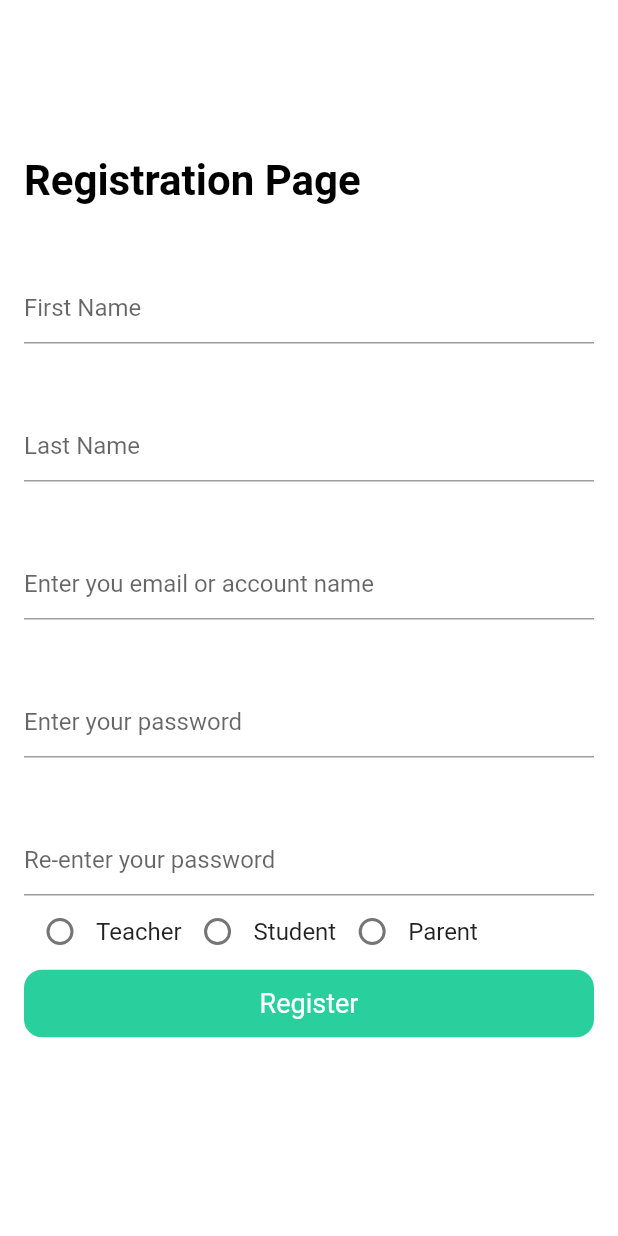
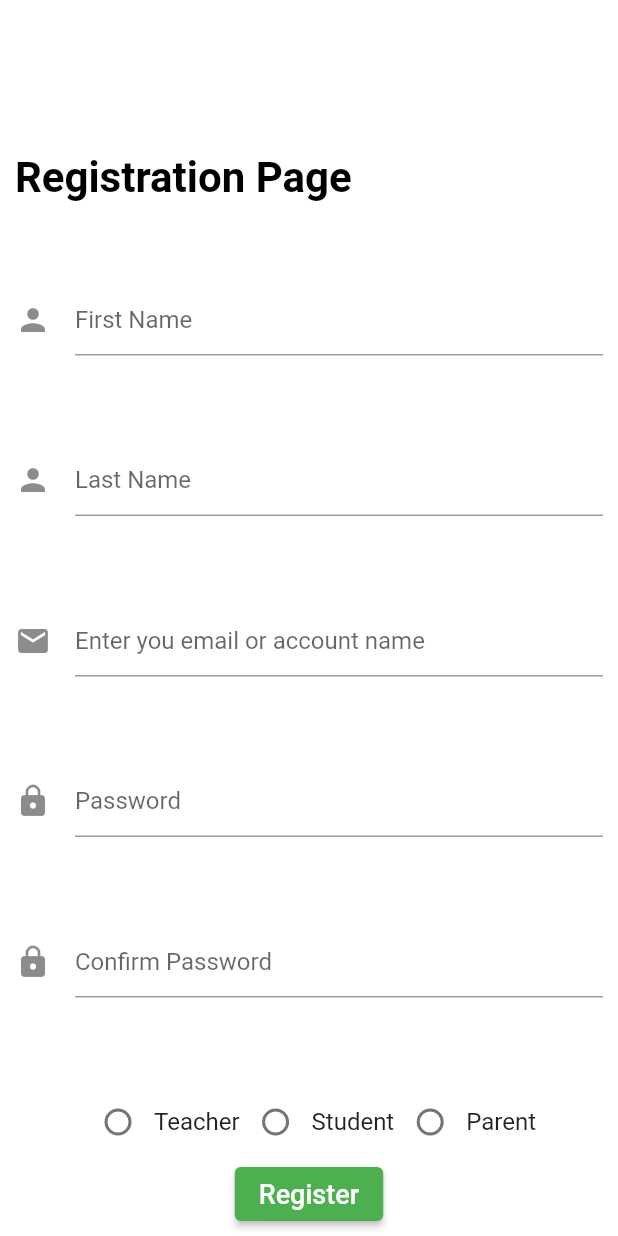
Before and after one commit to n1ghtbyte/Assessments-App, a Flutter app: the RegisterScreen screen opened directly, on a phone screen of 412 x 824 dp. Run offline on Flutter 3.47's test engine with Material 2 defaults, Android fonts, the phone set to English and light mode, and no system bars; our stand-ins replace cloud_firestore, firebase_auth, firebase_core, fl_chart, flutter_speed_dial, loader_overlay; accounts and stored records are empty.

Commit message:
Added decoration and password visibility

```diff
--- a/lib/pages/RegisterScreen.dart
+++ b/lib/pages/RegisterScreen.dart
@@ -21,6 +21,7 @@ class _RegisterScreenState extends State<RegisterScreen> {
   TextEditingController _passwordController2 = TextEditingController();
 
   CollectionReference users = FirebaseFirestore.instance.collection('users');
+  final GlobalKey<FormState> _formKey = GlobalKey<FormState>();
 
   // String? get _errorText {
   //   // at any time, we can get the text from _controller.value.text
@@ -35,6 +36,7 @@ class _RegisterScreenState extends State<RegisterScreen> {
   //   }
   //   // return null if the text is valid
   //   return null;
+
   // }
   @override
   void dispose() {
@@ -84,12 +86,15 @@ class _RegisterScreenState extends State<RegisterScreen> {
   //   return user;
   // }
 
+  // ^.*(?=.{6,})(?=.*[a-zA-Z])(?=.*\d)(?=.*[!&$%&? "]).*$
+
   @override
   Widget build(BuildContext context) {
     return Scaffold(
-      body: Padding(
-        padding: const EdgeInsets.all(16.0),
+      body: Center(
         child: SingleChildScrollView(
+          child: Form(
+            key: _formKey,
             child: Column(
               mainAxisAlignment: MainAxisAlignment.center,
               crossAxisAlignment: CrossAxisAlignment.start,
@@ -100,35 +105,50 @@ class _RegisterScreenState extends State<RegisterScreen> {
                 SizedBox(
                   height: 44.0,
                 ),
-              Text(
+                Padding(
+                  padding: EdgeInsets.all(10),
+                  child: Text(
                     "Registration Page",
+                    textAlign: TextAlign.center,
                     style: TextStyle(
                         color: Colors.black,
                         fontSize: 28.0,
                         fontWeight: FontWeight.bold),
                   ),
+                ),
                 SizedBox(
                   height: 44.0,
                 ),
-              TextField(
+                Padding(
+                  padding:
+                      const EdgeInsets.only(bottom: 15, left: 10, right: 10),
+                  child: TextFormField(
                     controller: _firstName,
                     decoration: InputDecoration(
-                  hintText: "First Name",
+                        hintText: "First Name", icon: Icon(Icons.person)),
                   ),
                 ),
                 SizedBox(
                   height: 44.0,
                 ),
-              TextField(
+                Padding(
+                  padding:
+                      const EdgeInsets.only(bottom: 15, left: 10, right: 10),
+                  child: TextFormField(
                     controller: _lastName,
                     decoration: InputDecoration(
                       hintText: "Last Name",
+                      icon: Icon(Icons.person),
+                    ),
                   ),
                 ),
                 SizedBox(
                   height: 44.0,
                 ),
-              TextFormField(
+                Padding(
+                  padding:
+                      const EdgeInsets.only(bottom: 15, left: 10, right: 10),
+                  child: TextFormField(
                     validator: (val) => val!.isEmpty || !val.contains("@")
                         ? "enter a valid email"
                         : null,
@@ -136,32 +156,68 @@ class _RegisterScreenState extends State<RegisterScreen> {
                     keyboardType: TextInputType.emailAddress,
                     decoration: InputDecoration(
                       hintText: "Enter you email or account name",
+                      icon: Icon(Icons.email),
+                    ),
+                    // ,
                   ),
                 ),
                 SizedBox(
                   height: 44.0,
                 ),
-              TextField(
+                Padding(
+                  padding:
+                      const EdgeInsets.only(bottom: 15, left: 10, right: 10),
+                  child: TextFormField(
                     controller: _passwordController,
-                obscureText: true,
+                    keyboardType: TextInputType.text,
                     decoration: InputDecoration(
-                  // errorText: _errorText,
-                  hintText: "Enter your password",
+                      hintText: "Password",
+                      icon: Icon(Icons.lock),
+                    ),
+                    // decoration: buildInputDecoration(Icons.lock, "Password"),
+                    validator: (value) {
+                      if (value!.isEmpty) {
+                        return 'Please a Enter Password';
+                      }
+                      return null;
+                    },
                   ),
                 ),
                 SizedBox(
                   height: 44.0,
                 ),
-              TextField(
+                Padding(
+                  padding:
+                      const EdgeInsets.only(bottom: 15, left: 10, right: 10),
+                  child: TextFormField(
                     controller: _passwordController2,
                     obscureText: true,
+                    keyboardType: TextInputType.text,
                     decoration: InputDecoration(
-                  // errorText: _errorText,
-                  hintText: "Re-enter your password",
+                      hintText: "Confirm Password",
+                      icon: Icon(Icons.lock),
+                    ),
+                    // decoration:
+                    //     buildInputDecoration(Icons.lock, "Confirm Password"),
+                    validator: (value) {
+                      if (value!.isEmpty) {
+                        return 'Please re-enter password';
+                      }
+                      print(_passwordController.text);
+                      print(_passwordController2.text);
+                      if (_passwordController.text !=
+                          _passwordController2.text) {
+                        return "Password does not match";
+                      }
+                      return null;
+                    },
                   ),
                 ),
+                SizedBox(
+                  height: 44.0,
+                ),
                 Row(
-                mainAxisAlignment: MainAxisAlignment.start,
+                  mainAxisAlignment: MainAxisAlignment.center,
                   children: <Widget>[
                     Radio(
                       value: 1,
@@ -211,17 +267,17 @@ class _RegisterScreenState extends State<RegisterScreen> {
                     ),
                   ],
                 ),
-              Container(
-                width: double.infinity,
-                child: RawMaterialButton(
-                  fillColor: Color(0xFF29D09E),
-                  elevation: 0.0,
-                  padding: EdgeInsets.symmetric(vertical: 12.0),
-                  shape: RoundedRectangleBorder(
-                    borderRadius: BorderRadius.circular(12.0),
-                  ),
+                Align(
+                  alignment: Alignment.center,
+                  child: ElevatedButton(
+                    // elevation: 0.0,
+                    // padding: EdgeInsets.symmetric(vertical: 12.0),
+                    // shape: RoundedRectangleBorder(
+                    //   borderRadius: BorderRadius.circular(12.0),
+                    // ),
                     onPressed: () async {
-                    if (_passwordController.text == _passwordController2.text) {
+                      if (_passwordController.text ==
+                          _passwordController2.text) {
                         try {
                           await FirebaseAuth.instance
                               .createUserWithEmailAndPassword(
@@ -235,12 +291,14 @@ class _RegisterScreenState extends State<RegisterScreen> {
                             final snackBar = SnackBar(
                                 content: Text(
                                     'The password provided is too weak. (min 8 chars)'));
-                          ScaffoldMessenger.of(context).showSnackBar(snackBar);
+                            ScaffoldMessenger.of(context)
+                                .showSnackBar(snackBar);
                           } else if (e.code == 'email-already-in-use') {
                             print('email-already-in-use');
                             final snackBar = SnackBar(
                                 content: Text('The account already exists!!'));
-                          ScaffoldMessenger.of(context).showSnackBar(snackBar);
+                            ScaffoldMessenger.of(context)
+                                .showSnackBar(snackBar);
                           }
                         } catch (e) {
                           print(e);
@@ -261,6 +319,32 @@ class _RegisterScreenState extends State<RegisterScreen> {
             ),
           ),
         ),
+      ),
     );
   }
 }
+
+InputDecoration buildInputDecoration(IconData icons, String hinttext) {
+  return InputDecoration(
+    hintText: hinttext,
+    prefixIcon: Icon(icons),
+    focusedBorder: OutlineInputBorder(
+      borderRadius: BorderRadius.circular(25.0),
+      borderSide: BorderSide(color: Colors.green, width: 1.5),
+    ),
+    border: OutlineInputBorder(
+      borderRadius: BorderRadius.circular(25.0),
+      borderSide: BorderSide(
+        color: Colors.blue,
+        width: 1.5,
+      ),
+    ),
+    enabledBorder: OutlineInputBorder(
+      borderRadius: BorderRadius.circular(25.0),
+      borderSide: BorderSide(
+        color: Colors.blue,
+        width: 1.5,
+      ),
+    ),
+  );
+}
```
Lines whose indentation alone changed are shown as unchanged.
